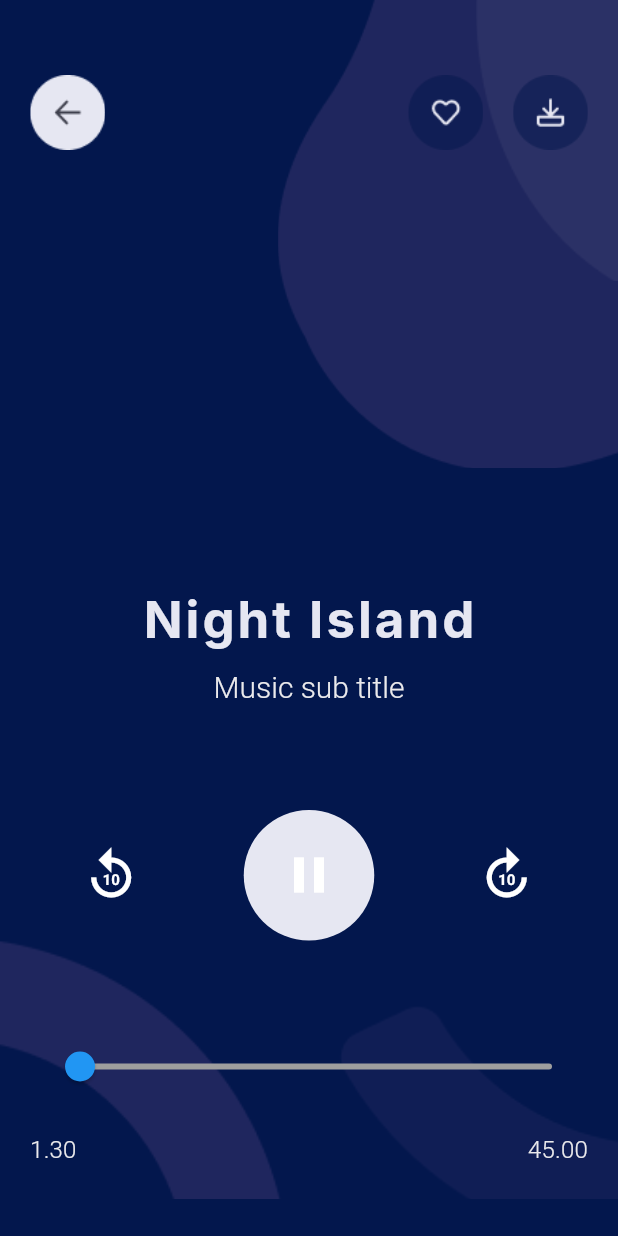
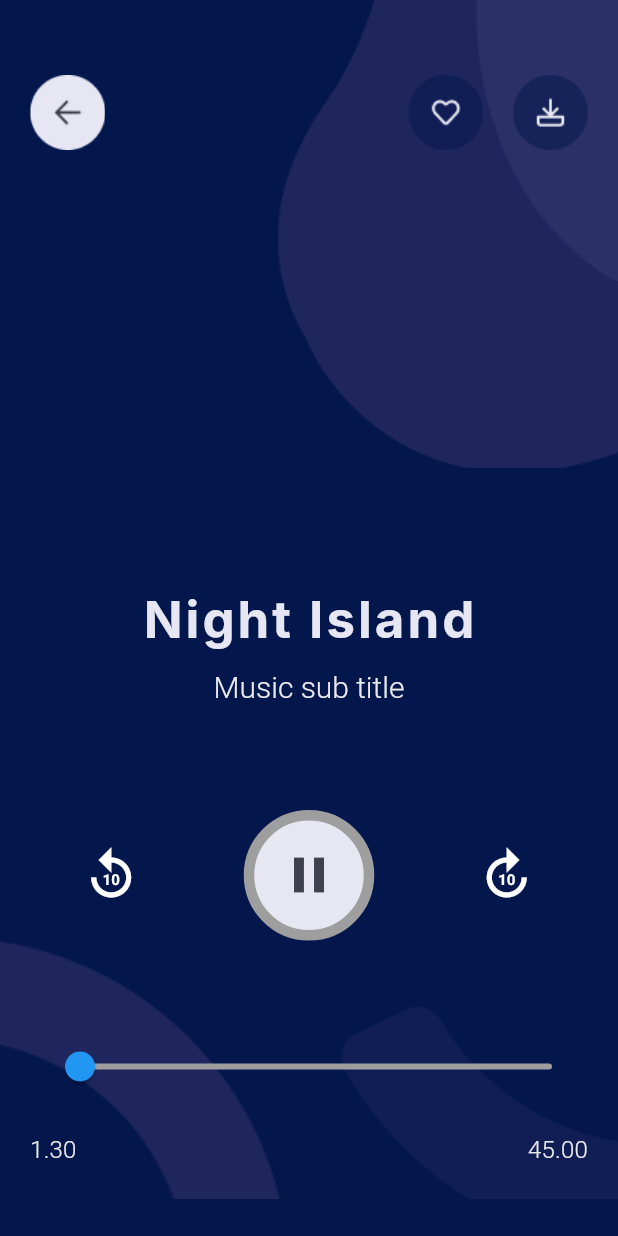
Before and after one commit to rakibul6670/meditation_ui_app, a Flutter app: the MusicPlayScreen screen opened by its route, on a phone screen of 412 x 824 dp. Run offline on Flutter 3.47's test engine with Material 3 defaults, Android fonts, the phone set to English and light mode, and no system bars; our stand-ins replace flutter_time_picker_spinner, font_awesome_flutter; Roboto replaces fonts that are missing (Inter).

```diff
--- a/lib/presentation/screen/music_play_screen.dart
+++ b/lib/presentation/screen/music_play_screen.dart
@@ -64,9 +64,17 @@ class _MusicPlayScreenState extends State<MusicPlayScreen> {
                         //e6e7f2
                         color: Color(0xffe6e7f2),
                         shape: BoxShape.circle,
+                        border: Border.all(color: Colors.grey,width: 7)
+                        ),
 
 
-                      ),
+
+
+
+
+
+
+
                       child: GestureDetector(
                         onTap: () {
                           setState(() {
@@ -75,7 +83,7 @@ class _MusicPlayScreenState extends State<MusicPlayScreen> {
                         },
                         child: Icon(
                           isPlay ? Icons.play_circle : Icons.pause,
-                          color: Colors.white,
+                          color: Color(0xff3F414E),
                           size: 40,
                         ),
                       ),
```
